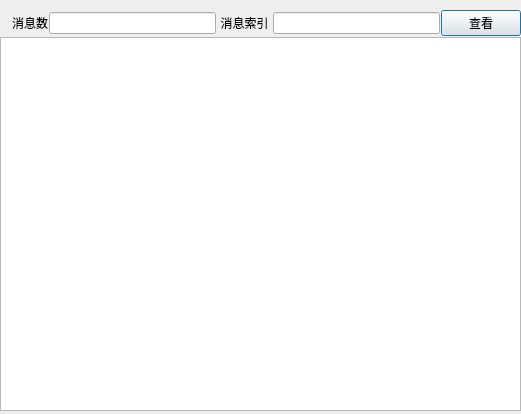
This is partitiondetaildlg.ui in zh5e/kafkacli as Qt 5 draws it before an edit. The edited form follows.
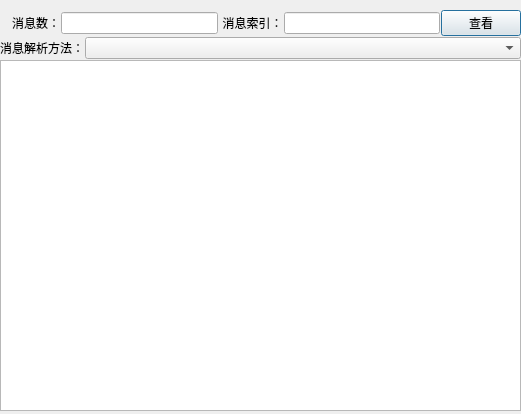
This is the edited form.

Commit message: 添加解析方法配置

```diff
--- a/partitiondetaildlg.ui
+++ b/partitiondetaildlg.ui
@@ -43,7 +43,7 @@
       <item>
        <widget class="QLabel" name="label_2">
         <property name="text">
-         <string>消息数</string>
+         <string>消息数：</string>
         </property>
        </widget>
       </item>
@@ -69,7 +69,7 @@
       <item>
        <widget class="QLabel" name="label_3">
         <property name="text">
-         <string> 消息索引 </string>
+         <string> 消息索引：</string>
         </property>
         <property name="alignment">
          <set>Qt::AlignCenter</set>
@@ -95,6 +95,30 @@
       </item>
      </layout>
     </item>
+    <item>
+     <layout class="QHBoxLayout" name="horizontalLayout_2">
+      <property name="spacing">
+       <number>-1</number>
+      </property>
+      <item>
+       <widget class="QLabel" name="label">
+        <property name="text">
+         <string>消息解析方法：</string>
+        </property>
+       </widget>
+      </item>
+      <item>
+       <widget class="QComboBox" name="parserComboBox">
+        <property name="sizePolicy">
+         <sizepolicy hsizetype="Expanding" vsizetype="Fixed">
+          <horstretch>0</horstretch>
+          <verstretch>0</verstretch>
+         </sizepolicy>
+        </property>
+       </widget>
+      </item>
+     </layout>
+    </item>
     <item>
      <widget class="QTextBrowser" name="messageDetail">
       <property name="sizePolicy">
```
The commit also changes 10 other files.
